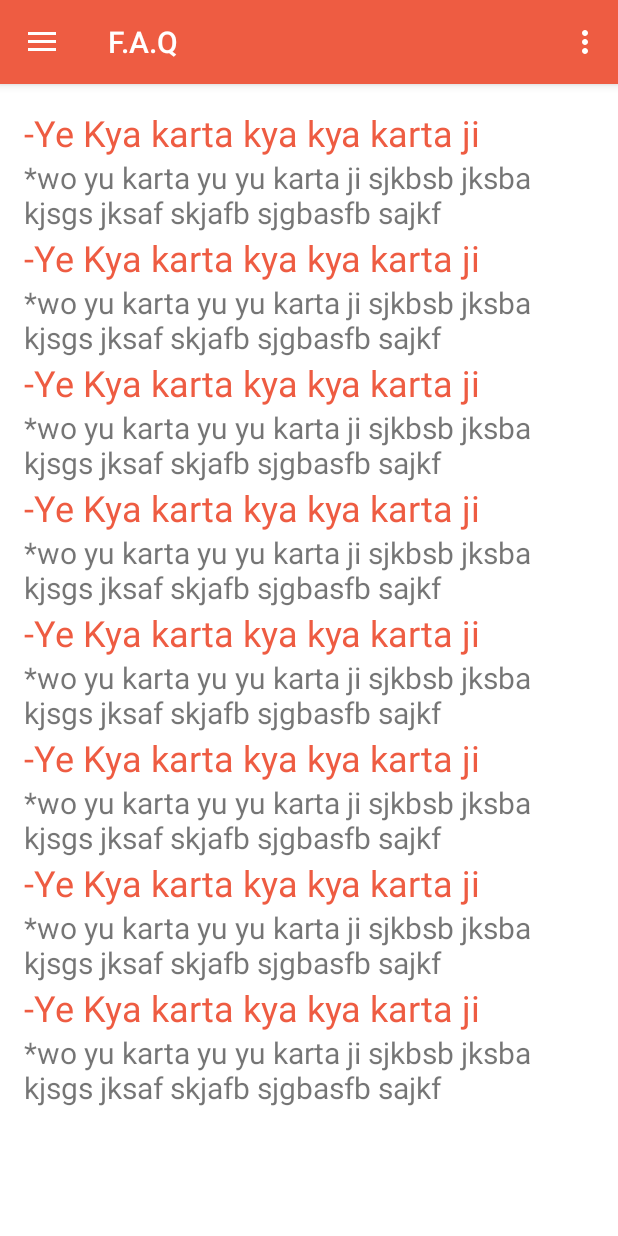
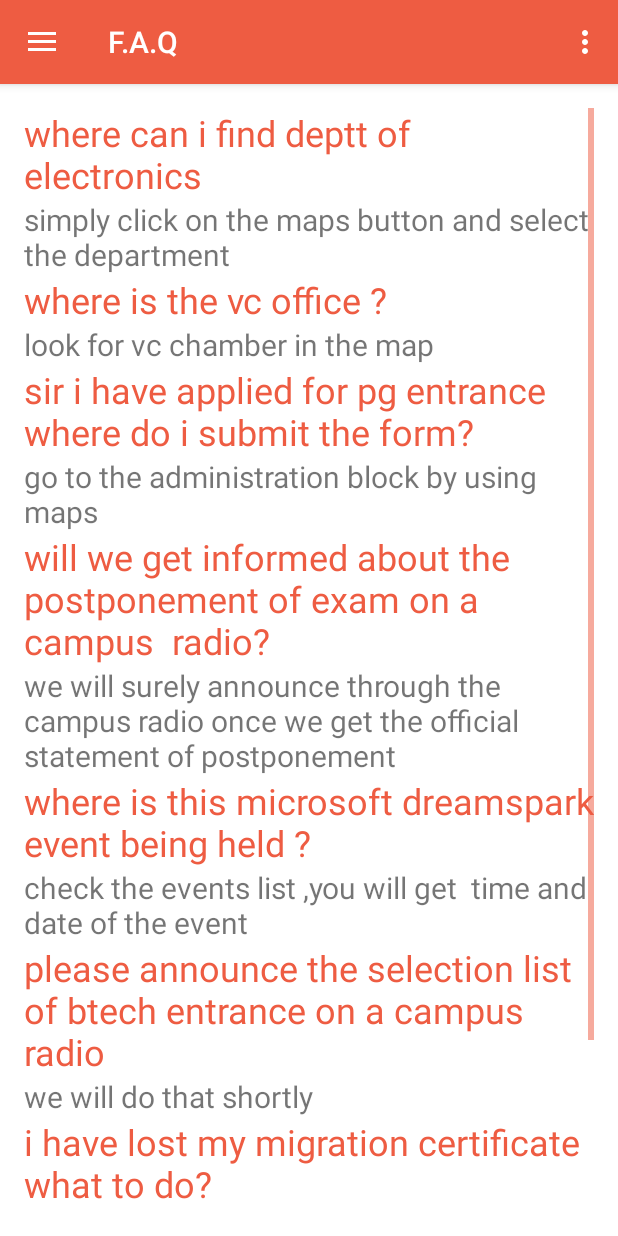
Before and after one commit to mubashirbashir/campusbuzzlive, an Android app: the fragment FaqFragClass placed in its activity, on a phone screen of 412 x 824 dp. Run offline under Robolectric (Android 15) with nearby library versions, the phone set to English and light mode, and no system bars.

Commit message:
a little ket ket with about n faq form

```diff
--- a/app/src/main/res/layout/faq_frag_layout.xml
+++ b/app/src/main/res/layout/faq_frag_layout.xml
@@ -28,7 +28,7 @@
                 android:id="@+id/tvFQ1"
                 android:layout_width="match_parent"
                 android:layout_height="wrap_content"
-                android:text="-Ye Kya karta kya kya karta ji"
+                android:text="where can i find deptt of electronics"
                 android:textColor="@color/buzzcolor"
                 android:textSize="24sp" />
 
@@ -37,14 +37,14 @@
                 android:layout_width="match_parent"
                 android:layout_height="wrap_content"
                 android:singleLine="false"
-                android:text="*wo yu karta yu yu karta ji sjkbsb jksba kjsgs jksaf skjafb sjgbasfb sajkf"
+                android:text="simply click on the maps button and select the department"
                 android:textSize="20sp" />
 
             <TextView
                 android:id="@+id/tvFQ2"
                 android:layout_width="match_parent"
                 android:layout_height="wrap_content"
-                android:text="-Ye Kya karta kya kya karta ji"
+                android:text="where is the vc office ?"
                 android:textColor="@color/buzzcolor"
                 android:textSize="24sp" />
 
@@ -53,14 +53,14 @@
                 android:layout_width="match_parent"
                 android:layout_height="wrap_content"
                 android:singleLine="false"
-                android:text="*wo yu karta yu yu karta ji sjkbsb jksba kjsgs jksaf skjafb sjgbasfb sajkf"
+                android:text="look for vc chamber in the map "
                 android:textSize="20sp" />
 
             <TextView
                 android:id="@+id/tvFQ3"
                 android:layout_width="match_parent"
                 android:layout_height="wrap_content"
-                android:text="-Ye Kya karta kya kya karta ji"
+                android:text="sir i have applied for pg entrance where do i submit the form?"
                 android:textColor="@color/buzzcolor"
                 android:textSize="24sp" />
 
@@ -69,14 +69,14 @@
                 android:layout_width="match_parent"
                 android:layout_height="wrap_content"
                 android:singleLine="false"
-                android:text="*wo yu karta yu yu karta ji sjkbsb jksba kjsgs jksaf skjafb sjgbasfb sajkf"
+                android:text="go to the administration block by using maps"
                 android:textSize="20sp" />
 
             <TextView
                 android:id="@+id/tvFQ4"
                 android:layout_width="match_parent"
                 android:layout_height="wrap_content"
-                android:text="-Ye Kya karta kya kya karta ji"
+                android:text="will we get informed about the postponement of exam on a campus  radio?"
                 android:textColor="@color/buzzcolor"
                 android:textSize="24sp" />
 
@@ -85,14 +85,14 @@
                 android:layout_width="match_parent"
                 android:layout_height="wrap_content"
                 android:singleLine="false"
-                android:text="*wo yu karta yu yu karta ji sjkbsb jksba kjsgs jksaf skjafb sjgbasfb sajkf"
+                android:text="we will surely announce through the campus radio once we get the official statement of postponement "
                 android:textSize="20sp" />
 
             <TextView
                 android:id="@+id/tvFQ5"
                 android:layout_width="match_parent"
                 android:layout_height="wrap_content"
-                android:text="-Ye Kya karta kya kya karta ji"
+                android:text="where is this microsoft dreamspark event being held ?"
                 android:textColor="@color/buzzcolor"
                 android:textSize="24sp" />
 
@@ -101,14 +101,14 @@
                 android:layout_width="match_parent"
                 android:layout_height="wrap_content"
                 android:singleLine="false"
-                android:text="*wo yu karta yu yu karta ji sjkbsb jksba kjsgs jksaf skjafb sjgbasfb sajkf"
+                android:text="check the events list ,you will get  time and date of the event "
                 android:textSize="20sp" />
 
             <TextView
                 android:id="@+id/tvFQ6"
                 android:layout_width="match_parent"
                 android:layout_height="wrap_content"
-                android:text="-Ye Kya karta kya kya karta ji"
+                android:text="please announce the selection list of btech entrance on a campus radio "
                 android:textColor="@color/buzzcolor"
                 android:textSize="24sp" />
 
@@ -117,14 +117,14 @@
                 android:layout_width="match_parent"
                 android:layout_height="wrap_content"
                 android:singleLine="false"
-                android:text="*wo yu karta yu yu karta ji sjkbsb jksba kjsgs jksaf skjafb sjgbasfb sajkf"
+                android:text="we will do that shortly "
                 android:textSize="20sp" />
 
             <TextView
                 android:id="@+id/tvFQ7"
                 android:layout_width="match_parent"
                 android:layout_height="wrap_content"
-                android:text="-Ye Kya karta kya kya karta ji"
+                android:text="i have lost my migration certificate what to do?"
                 android:textColor="@color/buzzcolor"
                 android:textSize="24sp" />
 
@@ -133,14 +133,14 @@
                 android:layout_width="match_parent"
                 android:layout_height="wrap_content"
                 android:singleLine="false"
-                android:text="*wo yu karta yu yu karta ji sjkbsb jksba kjsgs jksaf skjafb sjgbasfb sajkf"
+                android:text="navigate to the admission block"
                 android:textSize="20sp" />
 
             <TextView
                 android:id="@+id/tvFQ8"
                 android:layout_width="match_parent"
                 android:layout_height="wrap_content"
-                android:text="-Ye Kya karta kya kya karta ji"
+                android:text="at what time do you talk with an official on a campus radio? "
                 android:textColor="@color/buzzcolor"
                 android:textSize="24sp" />
 
@@ -149,7 +149,7 @@
                 android:layout_width="match_parent"
                 android:layout_height="wrap_content"
                 android:singleLine="false"
-                android:text="*wo yu karta yu yu karta ji sjkbsb jksba kjsgs jksaf skjafb sjgbasfb sajkf"
+                android:text="mostly @10am and sometimes in the afternoon session i.e 2pm"
                 android:textSize="20sp" />
 
 
```
Also changed, not shown: app/src/main/res/layout/about_frag_layout.xml (+29 -5 lines).
